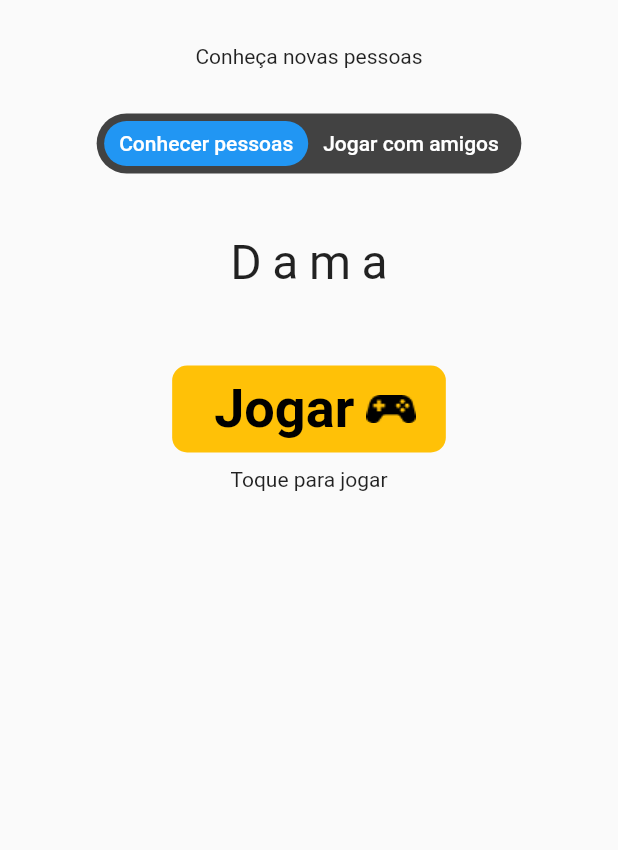
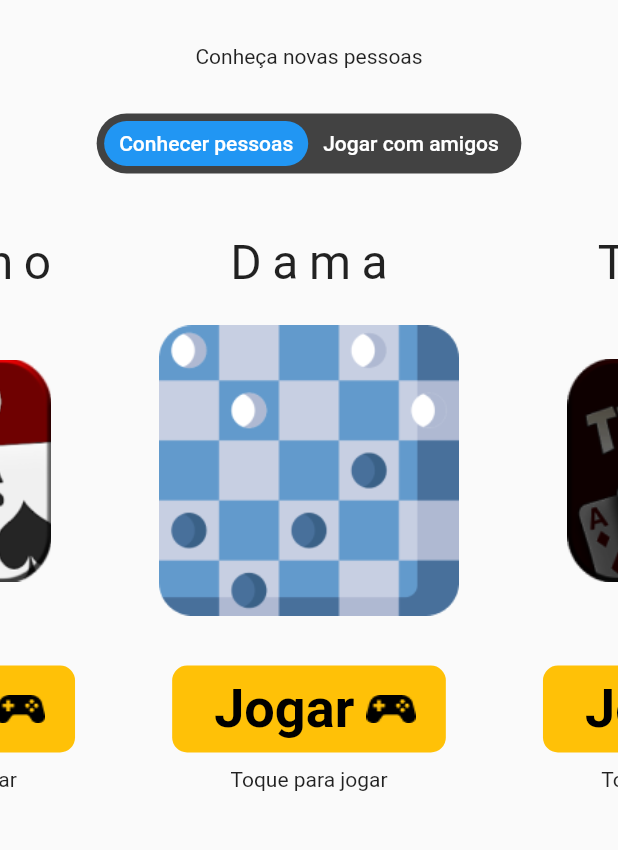
Before and after one commit to Mateus1508/bipix-app-mobile, a Flutter app: the screen it shows after launch, on a phone screen of 412 x 824 dp, the part 173-1023 px from its top. Run offline on Flutter 3.47's test engine with Material 2 defaults, Android fonts, the phone set to English and light mode, and no system bars; drawn by our look-alikes of flutter_animate; our stand-ins replace auth_buttons, flutter_secure_storage, google_sign_in; missing offline and left inert: bcrypt, dart:ffi, flutter_facebook_auth, postgres.

Commit message:
:add: animações da home

```diff
--- /dev/null
+++ b/lib/models/games_list.dart
@@ -0,0 +1,13 @@
+class GameItem {
+  final int id;
+  final String title;
+  final String path;
+
+  GameItem(this.id, this.title, this.path);
+}
+
+List<GameItem> gameImages = [
+  GameItem(1, 'Baralho', 'assets/images/baralho.png'),
+  GameItem(1, 'Dama', 'assets/images/dama.png'),
+  GameItem(1, 'Truco', 'assets/images/truco.png'),
+];
--- /dev/null
+++ b/lib/widgets/gameWidget/game_items.dart
@@ -0,0 +1,63 @@
+import 'package:bipixapp/models/games_list.dart';
+import 'package:flutter/material.dart';
+import 'package:flutter/src/widgets/framework.dart';
+import 'package:flutter/src/widgets/placeholder.dart';
+import 'package:flutter_animate/flutter_animate.dart';
+
+class GameItems extends StatelessWidget {
+  final GameItem gameItem;
+
+  const GameItems({super.key, required this.gameItem});
+  @override
+  Widget build(BuildContext context) {
+    return Column(
+      children: [
+        Text(
+          gameItem.title,
+          style: const TextStyle(fontSize: 32, letterSpacing: 7),
+        ),
+        const SizedBox(
+          height: 20,
+        ),
+        SizedBox(
+          height: 200,
+          width: 200,
+          child: Image.asset(gameItem.path),
+        ),
+        const SizedBox(
+          height: 30,
+        ),
+        Container(
+          padding: const EdgeInsets.symmetric(horizontal: 20),
+          decoration: const BoxDecoration(
+              color: Colors.amber,
+              borderRadius: BorderRadius.all(Radius.circular(10))),
+          child: Row(
+            mainAxisSize: MainAxisSize.min,
+            children: [
+              TextButton(
+                onPressed: () {},
+                child: const Text(
+                  "Jogar",
+                  style: TextStyle(
+                      color: Colors.black,
+                      fontWeight: FontWeight.bold,
+                      fontSize: 36),
+                ),
+              ),
+              SizedBox(
+                child: Image.asset('assets/images/vector.png'),
+              ),
+            ],
+          ),
+        ),
+        const SizedBox(height: 10),
+        const Text("Toque para jogar")
+            .animate(onPlay: (controller) => controller.repeat())
+            .fadeIn(begin: 1.1, duration: 1000.ms, curve: Curves.easeIn)
+            .then()
+            .fadeOut(duration: 700.ms, curve: Curves.easeOut),
+      ],
+    );
+  }
+}
--- a/lib/widgets/gameWidget/game_selection.dart
+++ b/lib/widgets/gameWidget/game_selection.dart
@@ -1,5 +1,10 @@
+import 'dart:io';
+
+import 'package:bipixapp/widgets/gameWidget/game_items.dart';
 import 'package:flutter/material.dart';
 import 'package:flutter_animate/flutter_animate.dart';
+import 'dart:math' as math;
+import '../../models/games_list.dart';
 
 class GameSelection extends StatefulWidget {
   const GameSelection({super.key});
@@ -9,73 +14,59 @@ class GameSelection extends StatefulWidget {
 }
 
 class _GameSelectionState extends State<GameSelection> {
+  late PageController _pageController;
+  int currentGame = 1;
+
+  @override
+  void initState() {
+    super.initState();
+    _pageController = PageController(
+      viewportFraction: 0.6,
+      initialPage: currentGame,
+    );
+  }
+
+  @override
+  void dispose() {
+    super.dispose();
+    _pageController.dispose();
+  }
+
   @override
   Widget build(BuildContext context) {
-    return AspectRatio(
-      aspectRatio: 0.8,
-      child: PageView.builder(
-        itemBuilder: (context, index) => Column(
-          children: [
-            const Text(
-              "Dama",
-              style: TextStyle(fontSize: 32, letterSpacing: 7),
-            ),
-            const SizedBox(
-              height: 20,
-            ),
-            /* SingleChildScrollView(
+    return SingleChildScrollView(
+      child: AspectRatio(
+        aspectRatio: 1,
+        child: SizedBox(
+          height: 200,
+          child: PageView.builder(
+              onPageChanged: (value) {
+                setState(() {
+                  currentGame = value;
+                });
+              },
+              controller: _pageController,
               scrollDirection: Axis.horizontal,
-              child: Row(
-                children: [
-                  SizedBox(
-                    child: Image.asset('assets/images/baralho.png'),
-                  ),
-                  SizedBox(
-                    height: 200,
-                    child: Image.asset('assets/images/dama.png'),
-                  ),
-                  SizedBox(
-                    child: Image.asset('assets/images/truco.png'),
-                  ),
-                ],
-              ),
-            ), */
-            const SizedBox(
-              height: 30,
-            ),
-            Container(
-              padding: const EdgeInsets.symmetric(horizontal: 20),
-              decoration: const BoxDecoration(
-                  color: Colors.amber,
-                  borderRadius: BorderRadius.all(Radius.circular(10))),
-              child: Row(
-                mainAxisSize: MainAxisSize.min,
-                children: [
-                  TextButton(
-                    onPressed: () {},
-                    child: const Text(
-                      "Jogar",
-                      style: TextStyle(
-                          color: Colors.black,
-                          fontWeight: FontWeight.bold,
-                          fontSize: 36),
-                    ),
-                  ),
-                  SizedBox(
-                    child: Image.asset('assets/images/vector.png'),
-                  ),
-                ],
-              ),
-            ),
-            const SizedBox(height: 10),
-            const Text("Toque para jogar")
-                .animate(onPlay: (controller) => controller.repeat())
-                .fadeIn(begin: 1.1, duration: 1000.ms, curve: Curves.easeIn)
-                .then()
-                .fadeOut(duration: 700.ms, curve: Curves.easeOut),
-          ],
+              itemCount: gameImages.length,
+              itemBuilder: (context, index) => buildGameItemsSlider(index)),
         ),
       ),
     );
   }
+
+  Widget buildGameItemsSlider(int index) => AnimatedBuilder(
+      animation: _pageController,
+      builder: (context, child) {
+        double value = 0;
+        if (_pageController.position.haveDimensions) {
+          double? page = _pageController.page;
+          value = index - page!;
+          value = (value * 0.038).clamp(-1, 1);
+        }
+
+        return Transform.rotate(
+          angle: math.pi * value,
+          child: GameItems(gameItem: gameImages[index]),
+        );
+      });
 }
```
